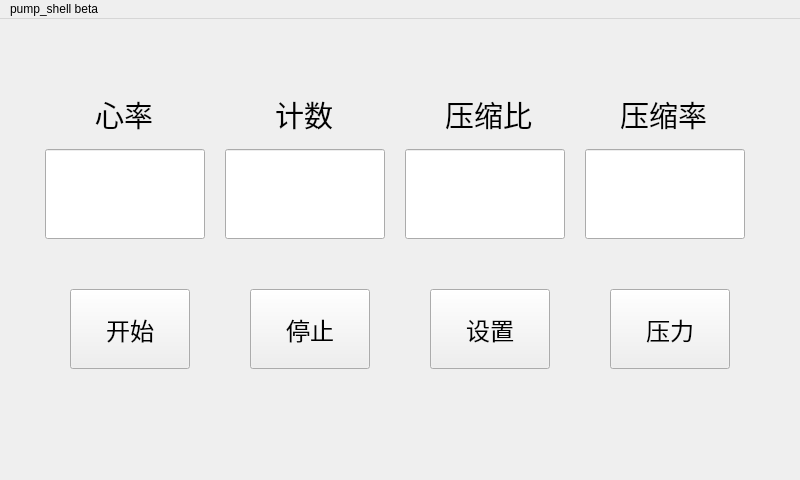
Qt form pump_shell.ui (jokemilk/pump_shell) before a commit.
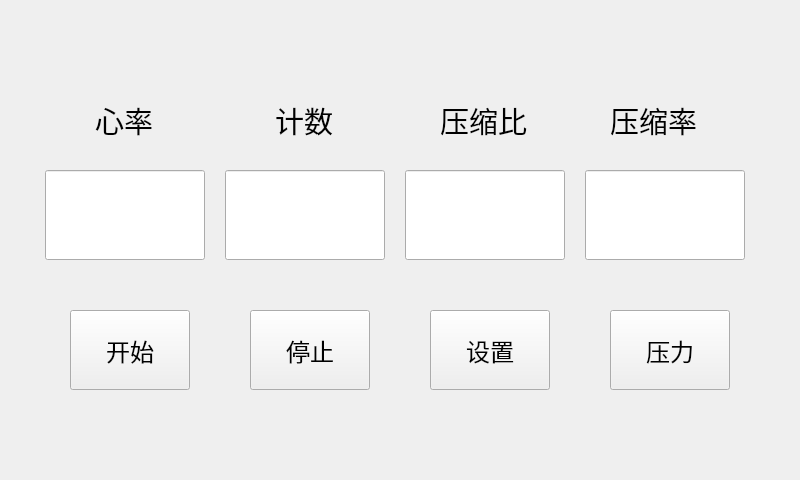
The same form after that commit.

What changed in the file:
```diff
--- a/pump_shell.ui
+++ b/pump_shell.ui
@@ -21,7 +21,7 @@
     <property name="geometry">
      <rect>
       <x>70</x>
-      <y>270</y>
+      <y>310</y>
       <width>120</width>
       <height>80</height>
      </rect>
@@ -42,7 +42,7 @@
     <property name="geometry">
      <rect>
       <x>250</x>
-      <y>270</y>
+      <y>310</y>
       <width>120</width>
       <height>80</height>
      </rect>
@@ -63,7 +63,7 @@
     <property name="geometry">
      <rect>
       <x>45</x>
-      <y>130</y>
+      <y>170</y>
       <width>160</width>
       <height>90</height>
      </rect>
@@ -87,7 +87,7 @@
     <property name="geometry">
      <rect>
       <x>225</x>
-      <y>130</y>
+      <y>170</y>
       <width>160</width>
       <height>90</height>
      </rect>
@@ -111,7 +111,7 @@
     <property name="geometry">
      <rect>
       <x>405</x>
-      <y>130</y>
+      <y>170</y>
       <width>160</width>
       <height>90</height>
      </rect>
@@ -135,7 +135,7 @@
     <property name="geometry">
      <rect>
       <x>585</x>
-      <y>130</y>
+      <y>170</y>
       <width>160</width>
       <height>90</height>
      </rect>
@@ -159,7 +159,7 @@
     <property name="geometry">
      <rect>
       <x>430</x>
-      <y>270</y>
+      <y>310</y>
       <width>120</width>
       <height>80</height>
      </rect>
@@ -180,7 +180,7 @@
     <property name="geometry">
      <rect>
       <x>610</x>
-      <y>270</y>
+      <y>310</y>
       <width>120</width>
       <height>80</height>
      </rect>
@@ -201,13 +201,14 @@
     <property name="geometry">
      <rect>
       <x>95</x>
-      <y>80</y>
-      <width>81</width>
-      <height>31</height>
+      <y>100</y>
+      <width>90</width>
+      <height>40</height>
      </rect>
     </property>
     <property name="font">
      <font>
+      <family>文泉驿微米黑</family>
       <pointsize>22</pointsize>
      </font>
     </property>
@@ -219,13 +220,14 @@
     <property name="geometry">
      <rect>
       <x>275</x>
-      <y>80</y>
-      <width>81</width>
-      <height>31</height>
+      <y>100</y>
+      <width>90</width>
+      <height>40</height>
      </rect>
     </property>
     <property name="font">
      <font>
+      <family>文泉驿微米黑</family>
       <pointsize>22</pointsize>
      </font>
     </property>
@@ -236,14 +238,15 @@
    <widget class="QLabel" name="label_3">
     <property name="geometry">
      <rect>
-      <x>445</x>
-      <y>80</y>
-      <width>91</width>
-      <height>31</height>
+      <x>440</x>
+      <y>100</y>
+      <width>120</width>
+      <height>40</height>
      </rect>
     </property>
     <property name="font">
      <font>
+      <family>文泉驿微米黑</family>
       <pointsize>22</pointsize>
      </font>
     </property>
@@ -254,14 +257,15 @@
    <widget class="QLabel" name="label_4">
     <property name="geometry">
      <rect>
-      <x>620</x>
-      <y>80</y>
-      <width>91</width>
-      <height>31</height>
+      <x>610</x>
+      <y>100</y>
+      <width>120</width>
+      <height>40</height>
      </rect>
     </property>
     <property name="font">
      <font>
+      <family>文泉驿微米黑</family>
       <pointsize>22</pointsize>
      </font>
     </property>
@@ -270,25 +274,6 @@
     </property>
    </widget>
   </widget>
-  <widget class="QMenuBar" name="menuBar">
-   <property name="geometry">
-    <rect>
-     <x>0</x>
-     <y>0</y>
-     <width>800</width>
-     <height>25</height>
-    </rect>
-   </property>
-   <widget class="QMenu" name="menuPump_shell_beta">
-    <property name="cursor">
-     <cursorShape>OpenHandCursor</cursorShape>
-    </property>
-    <property name="title">
-     <string>pump_shell beta</string>
-    </property>
-   </widget>
-   <addaction name="menuPump_shell_beta"/>
-  </widget>
  </widget>
  <layoutdefault spacing="6" margin="11"/>
  <resources/>
```
